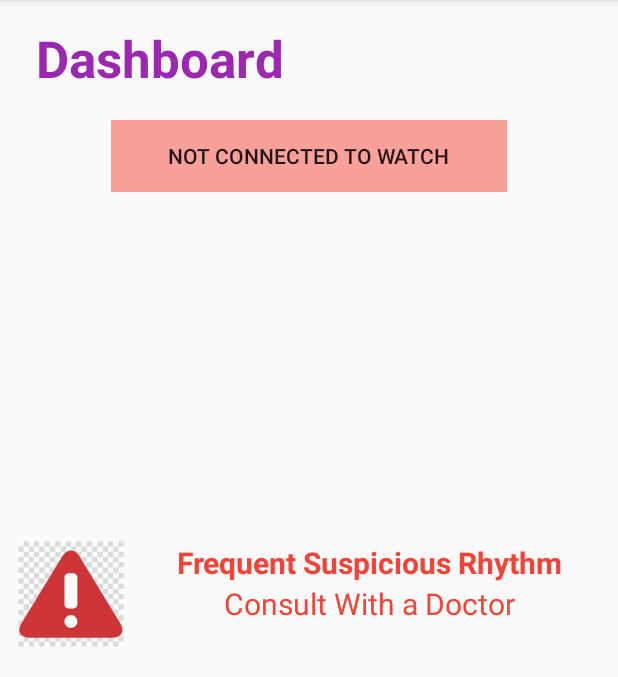
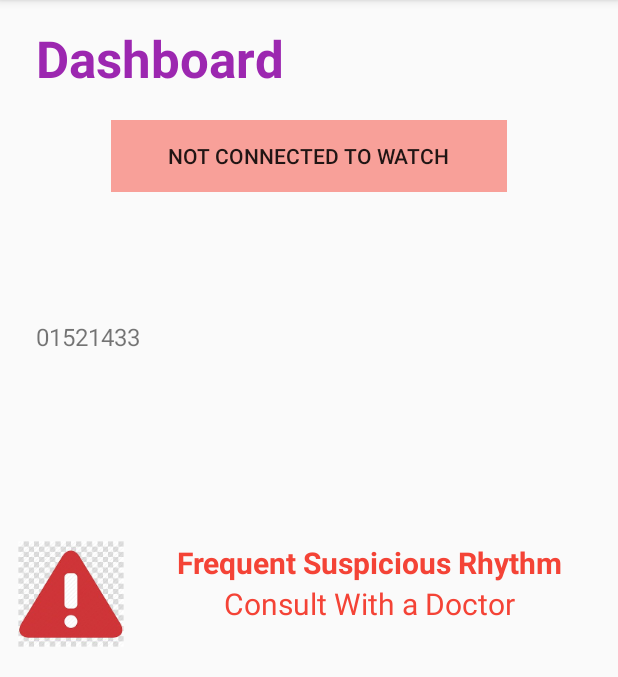
Before and after one commit to Masum95/Android_BT_Data_Receiver, an Android app: the screen it shows after launch (MainActivity), in the side drawer, after a tap on "Dashboard", on a phone screen of 412 x 824 dp, the part 84-761 px from its top. Run offline under Robolectric (Android 15) with nearby library versions, the phone set to English and light mode, and no system bars; libraries missing offline, so code that uses them is left out: com.github.mikephil.charting; plain views replace BarChart, LineChart; 14 statements that could not run were skipped.

Commit message:
graph drawing from db + dashboard loaded

```diff
--- a/app/src/main/java/com/samsung/android/sdk/accessory/example/filetransfer/receiver/Constants.java
+++ b/app/src/main/java/com/samsung/android/sdk/accessory/example/filetransfer/receiver/Constants.java
@@ -21,6 +21,9 @@ public interface  Constants {
     String SERVER_SRC_KEYWORD = "SERVER";
     String WATCH_SRC_KEYWORD = "WATCH";
 
+
+    String SHARED_PREF_ID = "FileXferAppPreference";
+
     long  SCHEDULER_INTERVAL = 15 * 60 * 1000;
 
 
--- a/app/src/main/java/com/samsung/android/sdk/accessory/example/filetransfer/receiver/Database/DatabaseHelper.java
+++ b/app/src/main/java/com/samsung/android/sdk/accessory/example/filetransfer/receiver/Database/DatabaseHelper.java
@@ -204,7 +204,7 @@ public class DatabaseHelper extends SQLiteOpenHelper {
 
     public MedicalProfileModel getMedicalProfile(String regi_id) {
         int id;
-        String selectQuery = "SELECT " + MedicalProfileModel.COL_ID + "  FROM " + MedicalProfileModel.TABLE_NAME + " WHERE " + MedicalProfileModel.COL_REGI_ID + "=" + regi_id;
+        String selectQuery = String.format("SELECT *  FROM " + MedicalProfileModel.TABLE_NAME + " WHERE " + MedicalProfileModel.COL_REGI_ID + "='%s'", regi_id);
 
         SQLiteDatabase db = this.getWritableDatabase();
         Cursor cursor = db.rawQuery(selectQuery, null);
@@ -258,8 +258,9 @@ public class DatabaseHelper extends SQLiteOpenHelper {
         if (data.containsKey("has_eating_outside"))
             values.put(MedicalProfileModel.COL_HAS_EATING_OUTSIDE, data.get("has_eating_outside"));
 
+        Log.d("create", getMedicalProfile(regi_Id)  + " " + values);
         if(getMedicalProfile(regi_Id) != null){
-            db.update(MedicalProfileModel.TABLE_NAME, values, MedicalProfileModel.COL_REGI_ID + "=" + regi_Id, null);
+            db.update(MedicalProfileModel.TABLE_NAME, values, String.format(MedicalProfileModel.COL_REGI_ID + "= '%s'",   regi_Id), null);
 
         }else{
             db.insert(MedicalProfileModel.TABLE_NAME, null, values);
@@ -335,9 +336,9 @@ public class DatabaseHelper extends SQLiteOpenHelper {
         List<ResultModel> results = new ArrayList<>();
 
         // Select All Query
-        String selectQuery = String.format("SELECT * FROM %s where datetime(%s) >=datetime('now', '-%d Hour') ORDER BY ASC;", ResultModel.TABLE_NAME, COL_TIMESTAMP, hours);
+        String selectQuery = String.format("SELECT * FROM %s where datetime(%s, 'unixepoch') >=datetime('now', '-%d Hour') ORDER BY %s ASC LIMIT 48;", ResultModel.TABLE_NAME, COL_TIMESTAMP, hours, COL_TIMESTAMP);
 
-
+        Log.d("create___", selectQuery);
         SQLiteDatabase db = this.getWritableDatabase();
         Cursor cursor = db.rawQuery(selectQuery, null);
 
--- a/app/src/main/java/com/samsung/android/sdk/accessory/example/filetransfer/receiver/FileJobService.java
+++ b/app/src/main/java/com/samsung/android/sdk/accessory/example/filetransfer/receiver/FileJobService.java
@@ -106,7 +106,7 @@ public class FileJobService extends JobService {
         notificationManager = NotificationManagerCompat.from(this);  // for pushing notification
         myDb = new DatabaseHelper(this);
         phone_num = myDb.get_profile().getPhone_num();
-        regi_id = myDb.get_profile().getRegi_id();
+        regi_id = "xyz"; // myDb.get_profile().getRegi_id();
         mCtxt = getApplicationContext();
         downloadmanager = (DownloadManager) getSystemService(Context.DOWNLOAD_SERVICE);
 
@@ -174,7 +174,7 @@ public class FileJobService extends JobService {
 
         @Override
         protected String doInBackground(String... params) {
-            String csvFileName = "_nf8VNRdtlCse1yloaZqM0ykXQA-001_1625845480";
+            String csvFileName = "_nf8VNRdtlCse1yloaZqM0ykXQA-001_1626025296";
             Log.d("tag", "before from python " + csvFileName);
             Python py = Python.getInstance();
             PyObject pyObject = py.getModule("model_runner");
--- a/app/src/main/java/com/samsung/android/sdk/accessory/example/filetransfer/receiver/FileTransferReceiverFragment.java
+++ b/app/src/main/java/com/samsung/android/sdk/accessory/example/filetransfer/receiver/FileTransferReceiverFragment.java
@@ -142,7 +142,7 @@ public class FileTransferReceiverFragment extends Fragment {
         mCtxt = thisContext;
         myDb = new DatabaseHelper(thisContext);
 
-        String regi_id = myDb.get_profile().getRegi_id();
+        String regi_id = "xyz" ; // myDb.get_profile().getRegi_id();
 
         PACKAGE_NAME = thisContext.getPackageName();
 
@@ -156,7 +156,7 @@ public class FileTransferReceiverFragment extends Fragment {
 
         warningLayout.setVisibility(View.VISIBLE);
 
-        String mobile_num = myDb.get_profile().getPhone_num();
+        String mobile_num = "01521433"; // myDb.get_profile().getPhone_num();
         String name = myDb.getMedicalProfile(regi_id).getName();
         phone_numTextView.setText(mobile_num);
         nameTextView.setText(name);
@@ -170,14 +170,14 @@ public class FileTransferReceiverFragment extends Fragment {
         }
         if(maxHR != -1){
             upBpmTxtView.setText(String.valueOf(maxHR));
-        }else{
-            uparrowView.setVisibility(View.INVISIBLE);
+            uparrowView.setVisibility(View.VISIBLE);
+
         }
 
         if(minHr != 1000){
             downBpmTxtView.setText(String.valueOf(minHr));
-        }else{
-            downarrowView.setVisibility(View.INVISIBLE);
+            downarrowView.setVisibility(View.VISIBLE);
+
         }
 
         LineChartModule bar = new LineChartModule(thisContext, getActivity(), R.id.lineChart);
--- a/app/src/main/java/com/samsung/android/sdk/accessory/example/filetransfer/receiver/LineChartModule.java
+++ b/app/src/main/java/com/samsung/android/sdk/accessory/example/filetransfer/receiver/LineChartModule.java
@@ -144,7 +144,7 @@ public class LineChartModule {
      */
     private LineData getLineData(int hours) {
 
-        List<ResultModel> resultList = myDb.getResults(hours);
+        List<ResultModel> resultList = myDb.getResultsOfNHours(hours);
         ArrayList<Entry> lineEntries = new ArrayList<Entry>();
 
         lineEntries = new ArrayList<Entry>();
@@ -152,11 +152,12 @@ public class LineChartModule {
         for (ResultModel result : resultList) {
             String timestamp = result.getTimestamp(); // id is column name in db
             double hr = result.getAvg_hr();
-            lineEntries.add(new Entry(Float.parseFloat(timestamp) + i*2000000, (float)hr + i* 5));
-            Log.d("hrs", new SimpleDateFormat("HH:mm").format(Float.parseFloat(timestamp) + i*2000000) + "  " + (hr + i* 5)  );
+            lineEntries.add(new Entry(Float.parseFloat(timestamp) + i*2000000, (float) hr));
+            Log.d("hrs", new SimpleDateFormat("HH:mm").format(Float.parseFloat(timestamp) + i*2000000) + "  " + (hr)  );
             i+= 1;
         }
-        xAxis.setLabelCount(i, true);
+        Log.d("create", String.valueOf(i));
+        xAxis.setLabelCount(15, true);
 
 
         LineDataSet lineDataSet = new LineDataSet(lineEntries, "Line1");
@@ -169,6 +170,7 @@ public class LineChartModule {
         lineDataSet.setCircleHoleRadius(3);
         lineDataSet.setDrawHighlightIndicators(true);
         lineDataSet.setHighLightColor(Color.RED);
+        lineDataSet.setDrawValues(false);
         lineDataSet.setValueTextSize(14);
         lineDataSet.setValueTextColor(Color.GREEN);
         lineDataSet.setColor(Color.rgb(0, 255, 255)); // LINE_COLOR
--- a/app/src/main/java/com/samsung/android/sdk/accessory/example/filetransfer/receiver/MainActivity.java
+++ b/app/src/main/java/com/samsung/android/sdk/accessory/example/filetransfer/receiver/MainActivity.java
@@ -1,6 +1,7 @@
 package com.samsung.android.sdk.accessory.example.filetransfer.receiver;
 
 
+import android.content.SharedPreferences;
 import android.os.Bundle;
 
 import android.view.MenuItem;
@@ -14,14 +15,22 @@ import androidx.drawerlayout.widget.DrawerLayout;
 
 import com.google.android.material.navigation.NavigationView;
 
+import static com.samsung.android.sdk.accessory.example.filetransfer.receiver.Constants.SHARED_PREF_ID;
+
 
 public class MainActivity extends AppCompatActivity implements NavigationView.OnNavigationItemSelectedListener {
     private DrawerLayout drawer;
+
+    SharedPreferences prefs;
 
     @Override
     protected void onCreate(Bundle savedInstanceState) {
         super.onCreate(savedInstanceState);
         setContentView(R.layout.activity_main);
+
+
+        prefs = getSharedPreferences(SHARED_PREF_ID, 0);
+        boolean has_medical_profile_registered = prefs.getBoolean("HAS_MEDICAL_PROFILE_REGISTERED", false);
 
         Toolbar toolbar = findViewById(R.id.toolbar);
         setSupportActionBar(toolbar);
@@ -36,9 +45,17 @@ public class MainActivity extends AppCompatActivity implements NavigationView.On
         toggle.syncState();
 
         if (savedInstanceState == null) {
-            getSupportFragmentManager().beginTransaction().replace(R.id.fragment_container,
-                    new FileTransferReceiverFragment()).commit();
-            navigationView.setCheckedItem(R.id.profile_registration);
+            if(!has_medical_profile_registered){
+                getSupportFragmentManager().beginTransaction().replace(R.id.fragment_container,
+                        new MedicalProfileRegisterFragment1()).commit();
+                navigationView.setCheckedItem(R.id.profile_registration);
+
+            }else{
+                getSupportFragmentManager().beginTransaction().replace(R.id.fragment_container,
+                        new FileTransferReceiverFragment()).commit();
+                navigationView.setCheckedItem(R.id.dashboard);
+            }
+
         }
     }
 
--- a/app/src/main/java/com/samsung/android/sdk/accessory/example/filetransfer/receiver/MedicalProfileRegisterFragment.java
+++ b/app/src/main/java/com/samsung/android/sdk/accessory/example/filetransfer/receiver/MedicalProfileRegisterFragment.java
@@ -196,7 +196,7 @@ public class MedicalProfileRegisterFragment extends Fragment {
         @Override
         protected String doInBackground(String... params) {
             final DatabaseHelper myDb = new DatabaseHelper(thisContext);
-            String regi_id = myDb.get_profile().getRegi_id();
+            String regi_id = "xyz"; // myDb.get_profile().getRegi_id();
             OkHttpClient client = new OkHttpClient();
             String gender = getGender();
             String blood_group = getBG();
--- a/app/src/main/java/com/samsung/android/sdk/accessory/example/filetransfer/receiver/MedicalProfileRegisterFragment1.java
+++ b/app/src/main/java/com/samsung/android/sdk/accessory/example/filetransfer/receiver/MedicalProfileRegisterFragment1.java
@@ -3,6 +3,7 @@ package com.samsung.android.sdk.accessory.example.filetransfer.receiver;
 
 import android.app.DatePickerDialog;
 import android.content.Context;
+import android.content.SharedPreferences;
 import android.graphics.Color;
 import android.graphics.drawable.ColorDrawable;
 import android.os.AsyncTask;
@@ -46,6 +47,7 @@ import okhttp3.RequestBody;
 import okhttp3.Response;
 
 import static com.samsung.android.sdk.accessory.example.filetransfer.receiver.Constants.MEDICAL_PROFILE_URL;
+import static com.samsung.android.sdk.accessory.example.filetransfer.receiver.Constants.SHARED_PREF_ID;
 
 
 public class MedicalProfileRegisterFragment1 extends Fragment {
@@ -72,6 +74,9 @@ public class MedicalProfileRegisterFragment1 extends Fragment {
 
     public void onViewCreated(View view, Bundle savedInstanceState) {
         super.onCreate(savedInstanceState);
+
+
+
         nextBtn = (Button) getView().findViewById(R.id.nextButton);
 
         nameInput = (EditText) getView().findViewById(R.id.nameTextInput);
@@ -149,7 +154,7 @@ public class MedicalProfileRegisterFragment1 extends Fragment {
         @Override
         protected String doInBackground(String... params) {
             final DatabaseHelper myDb = new DatabaseHelper(thisContext);
-            String regi_id = myDb.get_profile().getRegi_id();
+            String regi_id = "xyz";// myDb.get_profile().getRegi_id();
             JSONObject jsonObject = Utils.getMedicalProfileJson(getContext());
             try {
                 setFieldsFromJson(jsonObject);
@@ -208,7 +213,7 @@ public class MedicalProfileRegisterFragment1 extends Fragment {
         @Override
         protected String doInBackground(String... params) {
             final DatabaseHelper myDb = new DatabaseHelper(thisContext);
-            String regi_id = myDb.get_profile().getRegi_id();
+            String regi_id = "xyz";// myDb.get_profile().getRegi_id();
             OkHttpClient client = new OkHttpClient();
 
 //                jsonObject.put("registration_id", "3d2594ec-7c88-4f9c-9c2c-3e4ddf9891be");
@@ -227,7 +232,8 @@ public class MedicalProfileRegisterFragment1 extends Fragment {
             map.put("contact", contact);
 
             myDb.createOrUpdateMedicalProfile(regi_id, map);
-
+            getActivity().getSupportFragmentManager().beginTransaction().replace(R.id.fragment_container,
+                    new MedicalProfileRegisterFragment2()).commit();
             return "hello";
         }
 
--- a/app/src/main/java/com/samsung/android/sdk/accessory/example/filetransfer/receiver/MedicalProfileRegisterFragment2.java
+++ b/app/src/main/java/com/samsung/android/sdk/accessory/example/filetransfer/receiver/MedicalProfileRegisterFragment2.java
@@ -3,6 +3,7 @@ package com.samsung.android.sdk.accessory.example.filetransfer.receiver;
 
 import android.app.DatePickerDialog;
 import android.content.Context;
+import android.content.SharedPreferences;
 import android.os.AsyncTask;
 import android.os.Build;
 import android.os.Bundle;
@@ -43,9 +44,11 @@ import okhttp3.RequestBody;
 import okhttp3.Response;
 
 import static com.samsung.android.sdk.accessory.example.filetransfer.receiver.Constants.MEDICAL_PROFILE_URL;
+import static com.samsung.android.sdk.accessory.example.filetransfer.receiver.Constants.SHARED_PREF_ID;
 
 
 public class MedicalProfileRegisterFragment2 extends Fragment {
+    SharedPreferences prefs;
 
 
     private TextView mDisplayDate;
@@ -80,6 +83,10 @@ public class MedicalProfileRegisterFragment2 extends Fragment {
 
     public void onViewCreated(View view, Bundle savedInstanceState) {
         super.onCreate(savedInstanceState);
+
+        prefs = getContext().getSharedPreferences(SHARED_PREF_ID, 0);
+        prefs.edit().putBoolean("HAS_MEDICAL_PROFILE_REGISTERED", true).apply();
+
         submitBtn = (Button) getView().findViewById(R.id.buttonSubmit);
 
         heightText = (EditText) getView().findViewById(R.id.height);
@@ -164,7 +171,7 @@ public class MedicalProfileRegisterFragment2 extends Fragment {
         @Override
         protected String doInBackground(String... params) {
             final DatabaseHelper myDb = new DatabaseHelper(thisContext);
-            String regi_id = myDb.get_profile().getRegi_id();
+            String regi_id = "xyz";// myDb.get_profile().getRegi_id();
 
             JSONObject Jobject = Utils.getMedicalProfileJson(getContext());
 
@@ -197,7 +204,7 @@ public class MedicalProfileRegisterFragment2 extends Fragment {
         @Override
         protected String doInBackground(String... params) {
             final DatabaseHelper myDb = new DatabaseHelper(thisContext);
-            String regi_id = myDb.get_profile().getRegi_id();
+            String regi_id = "xyz"; // myDb.get_profile().getRegi_id();
             String HD = getRadioValue(R.id.radioGroupHD);
             String parent_HD = getRadioValue(R.id.radioGroupPHD);
             String hyperTension = getRadioValue(R.id.radioGroupHT);
@@ -214,6 +221,8 @@ public class MedicalProfileRegisterFragment2 extends Fragment {
             map.put("has_eating_outside", eatingOutside);
 
             myDb.createOrUpdateMedicalProfile(regi_id, map);
+            getActivity().getSupportFragmentManager().beginTransaction().replace(R.id.fragment_container,
+                    new FileTransferReceiverFragment()).commit();
             return "hello";
         }
 
--- a/app/src/main/java/com/samsung/android/sdk/accessory/example/filetransfer/receiver/ProfileRegisterActivity.java
+++ b/app/src/main/java/com/samsung/android/sdk/accessory/example/filetransfer/receiver/ProfileRegisterActivity.java
@@ -183,7 +183,7 @@ public class ProfileRegisterActivity extends AppCompatActivity  {
         @Override
         protected String doInBackground(String... params) {
             final DatabaseHelper myDb = new DatabaseHelper(getApplicationContext());
-            String regi_id = myDb.get_profile().getRegi_id();
+            String regi_id = "xyz";// myDb.get_profile().getRegi_id();
             OkHttpClient client = new OkHttpClient();
             String gender = getGender();
             String blood_group = getBG();
--- a/app/src/main/java/com/samsung/android/sdk/accessory/example/filetransfer/receiver/RegisterActivity.java
+++ b/app/src/main/java/com/samsung/android/sdk/accessory/example/filetransfer/receiver/RegisterActivity.java
@@ -31,6 +31,7 @@ import com.samsung.android.sdk.accessory.example.filetransfer.receiver.Database.
 import org.json.JSONException;
 import org.json.JSONObject;
 
+import static com.samsung.android.sdk.accessory.example.filetransfer.receiver.Constants.SHARED_PREF_ID;
 import static com.samsung.android.sdk.accessory.example.filetransfer.receiver.Constants.WATCH_ID_URL;
 
 public class RegisterActivity extends AppCompatActivity {
@@ -40,13 +41,12 @@ public class RegisterActivity extends AppCompatActivity {
     TextView login;
     boolean isNameValid, isEmailValid, isPasswordValid;
     TextInputLayout nameError, phone_num_error, emailError, phoneError, passError;
-    String sharedPrefId = "FileXferAppPreference";
     SharedPreferences prefs;
     boolean isCheckingFinished = false;
     boolean isPhoneValid = false;
 
     private void skipActivity(){
-        prefs = getSharedPreferences(sharedPrefId, 0);
+        prefs = getSharedPreferences(SHARED_PREF_ID, 0);
         boolean isLoggedIn = prefs.getBoolean("isLoggedIn", false);
 
         if (isLoggedIn) {
--- a/app/src/main/java/com/samsung/android/sdk/accessory/example/filetransfer/receiver/Utils.java
+++ b/app/src/main/java/com/samsung/android/sdk/accessory/example/filetransfer/receiver/Utils.java
@@ -49,7 +49,7 @@ public class Utils {
     public static JSONObject getMedicalProfileJson(Context context){
         final DatabaseHelper myDb = new DatabaseHelper(context);
 
-        String regi_id = myDb.get_profile().getRegi_id();
+        String regi_id = "xyz"; // myDb.get_profile().getRegi_id();
         MedicalProfileModel profile = myDb.getMedicalProfile(regi_id);
 
         JSONObject jsonObject = new JSONObject();
--- a/app/src/main/res/drawable-v24/round_background.xml
+++ /dev/null
@@ -1,6 +0,0 @@
-<?xml version="1.0" encoding="utf-8"?>
-<shape
-    xmlns:android="http://schemas.android.com/apk/res/android"
-    android:shape="oval">
-    <solid android:color="#fff6f6"/>
-</shape>
--- a/app/src/main/res/layout/dashboard2.xml
+++ b/app/src/main/res/layout/dashboard2.xml
@@ -47,11 +47,11 @@
         android:layout_width="60dp"
         android:layout_height="104dp"
         android:layout_marginEnd="128dp"
-        android:background="#FFFFFF"
         android:rotation="90"
         app:layout_constraintEnd_toEndOf="parent"
         app:layout_constraintTop_toBottomOf="@+id/tabLayout"
-        app:srcCompat="?attr/homeAsUpIndicator" />
+        app:srcCompat="?attr/homeAsUpIndicator"
+        android:visibility="invisible"/>
 
     <ImageView
         android:id="@+id/downarrow"
@@ -59,11 +59,11 @@
         android:layout_height="104dp"
         android:layout_marginTop="80dp"
         android:layout_marginEnd="128dp"
-        android:background="#FFFFFF"
         android:rotation="-90"
         app:layout_constraintEnd_toEndOf="parent"
         app:layout_constraintTop_toBottomOf="@+id/tabLayout"
-        app:srcCompat="?attr/homeAsUpIndicator" />
+        app:srcCompat="?attr/homeAsUpIndicator"
+        android:visibility="invisible"/>
 
     <TextView
         android:id="@+id/upBpm"
```
Also changed, not shown: app/src/main/res/layout/fragment_chat.xml (deleted, +0 -14 lines), app/src/main/res/drawable-v24/profile.png (deleted), 1 other file.
